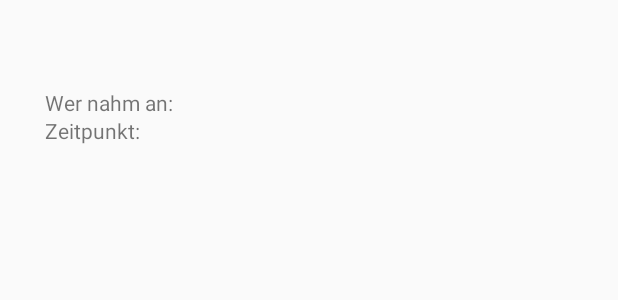
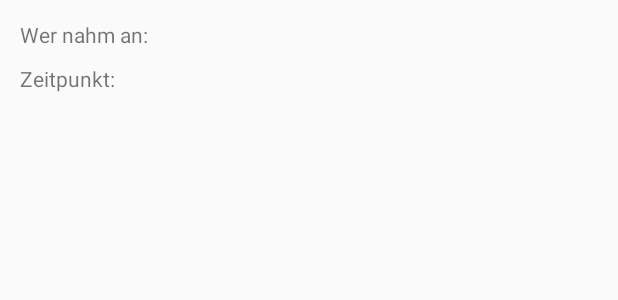
Before and after one commit to LukasMurnig/MySimpleNotfallApp, an Android app: the layout recyclerview_item_alert.xml on its own in the app's theme, with its tools: preview values and no code run, on a phone screen of 412 x 824 dp. Shown: the top 300 px of the screen. Run offline under Robolectric (Android 15) with nearby library versions, the phone set to English and light mode, and no system bars; network calls fail.

Commit message:
begin correct layout fields

```diff
--- a/NotfallApp/app/src/main/java/com/example/notfallapp/MainActivity.kt
+++ b/NotfallApp/app/src/main/java/com/example/notfallapp/MainActivity.kt
@@ -72,7 +72,7 @@ class MainActivity : AppCompatActivity(),
         // fill companion objects in background
         GlobalScope.launch {
             try{
-                val sharedPreferences = ServerApi.getSharedPreferences()
+                ServerApi.getSharedPreferences()
             }catch (ex: UninitializedPropertyAccessException){
                 ServerApi.setSharedPreferences(getSharedPreferences("Response", Context.MODE_PRIVATE))
             }
--- a/NotfallApp/app/src/main/res/layout/activity_alarms.xml
+++ b/NotfallApp/app/src/main/res/layout/activity_alarms.xml
@@ -31,9 +31,7 @@
     <androidx.recyclerview.widget.RecyclerView
         android:id="@+id/rvAlarms"
         android:layout_width="match_parent"
-        android:layout_height="410dp"
-        android:layout_marginBottom="20dp"
-        android:layout_marginTop="20dp"
+        android:layout_height="390dp"
         app:layout_constraintBottom_toTopOf="@+id/include"
         app:layout_constraintEnd_toEndOf="parent"
         app:layout_constraintStart_toStartOf="parent"
--- a/NotfallApp/app/src/main/res/layout/recyclerview_item_alert.xml
+++ b/NotfallApp/app/src/main/res/layout/recyclerview_item_alert.xml
@@ -2,43 +2,43 @@
 <RelativeLayout xmlns:android="http://schemas.android.com/apk/res/android"
     xmlns:app="http://schemas.android.com/apk/res-auto"
     android:layout_width="match_parent"
-    android:layout_height="100dp"
-    android:orientation="vertical">
+    android:layout_height="wrap_content"
+    android:orientation="vertical"
+    android:minHeight="?android:attr/listPreferredItemHeight"
+    android:padding="3dp">
 
     <!-- Wer nahm an -->
     <TextView
         android:layout_width="wrap_content"
         android:layout_height="wrap_content"
         android:text="@string/AlarmAnswered"
-        android:layout_alignParentBottom="true"
-        android:layout_marginBottom="22dp"
-        android:layout_marginStart="30dp"/>
+        android:layout_alignParentStart="true"
+        android:layout_alignParentTop="true"
+        android:layout_marginStart="10dp"
+        android:layout_marginTop="10dp"/>
     <TextView
         android:id="@+id/alertHelper"
         android:layout_width="wrap_content"
         android:layout_height="wrap_content"
-        android:layout_alignParentBottom="true"
-        android:layout_marginStart="120dp"
-        android:layout_marginBottom="19dp"
-        android:maxLines="1"
-        android:padding="3dp" />
+        android:layout_alignParentStart="true"
+        android:layout_alignParentTop="true"
+        android:layout_marginStart="110dp"
+        android:layout_marginTop="10dp"/>
 
     <!-- Zeitstempel -->
     <TextView
         android:layout_width="wrap_content"
         android:layout_height="wrap_content"
-        android:layout_alignParentStart="true"
-        android:layout_alignParentBottom="true"
-        android:layout_marginStart="30dp"
-        android:layout_marginBottom="3dp"
+        android:layout_below="@+id/alertHelper"
+        android:layout_marginStart="10dp"
+        android:layout_marginTop="10dp"
         android:text="@string/time" />
     <TextView
         android:id="@+id/alertDate"
-        android:layout_marginStart="100dp"
+        android:layout_marginStart="80dp"
         android:layout_width="wrap_content"
         android:layout_height="wrap_content"
-        android:layout_alignParentBottom="true"
-        android:maxLines="2"
-        android:padding="3dp"/>
+        android:layout_below="@+id/alertHelper"
+        android:layout_marginTop="10dp"/>
 
 </RelativeLayout>
```
Also changed, not shown: NotfallApp/app/src/main/java/com/example/notfallapp/menubar/alert/DetailAlertActivity.kt (+8 -5 lines), NotfallApp/app/src/main/java/com/example/notfallapp/server/ServerAlarm.kt (+4 -11 lines), NotfallApp/app/src/main/java/com/example/notfallapp/server/ServerApi.kt (+5 -4 lines), NotfallApp/app/src/main/res/layout/listview_item_alarm.xml (+11 -7 lines).
